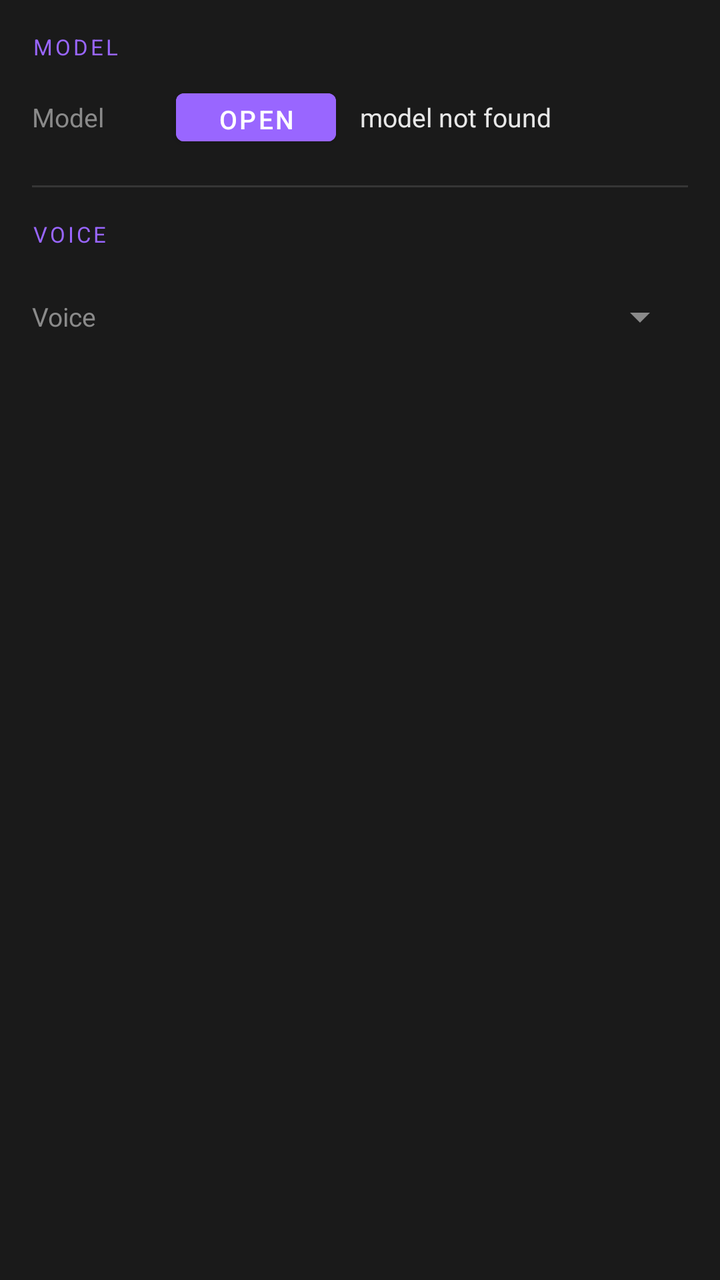
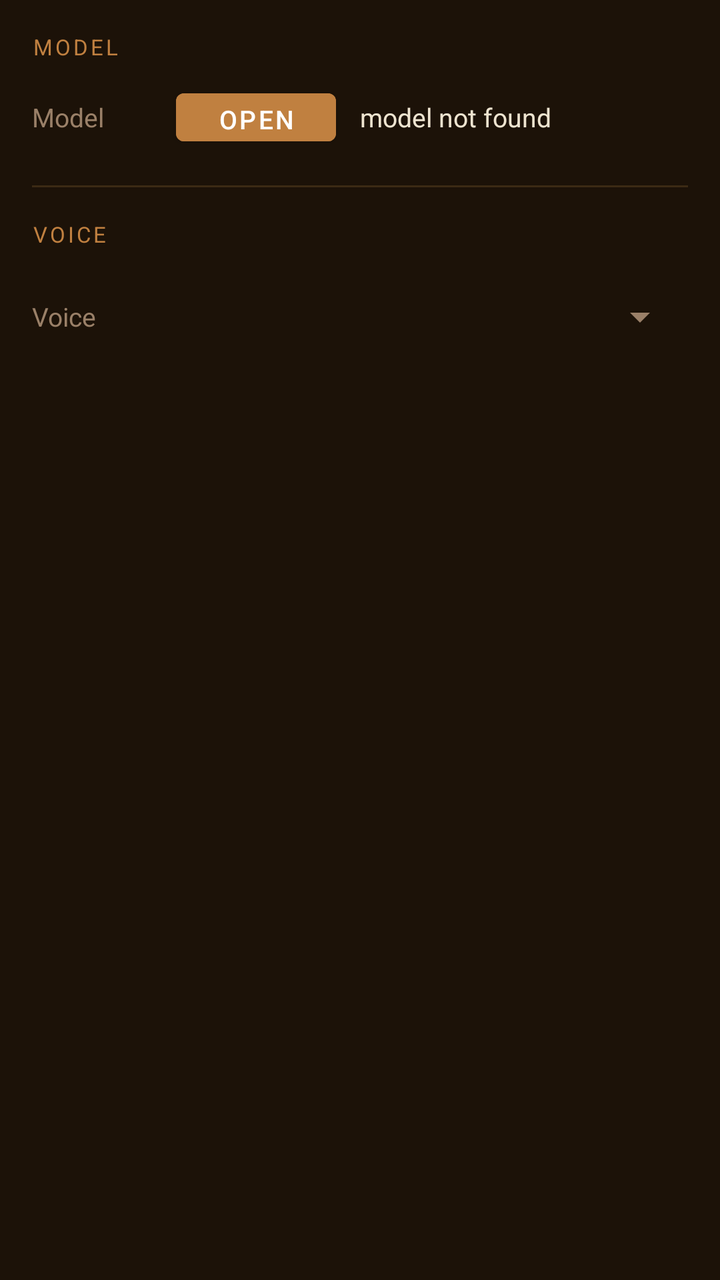

Before-and-after screenshots of an Android layout around one commit, followed by the original layout XML and the change that was made.
<!-- AndroidManifest.xml: application theme Theme.beatriceapp -->
<!-- res/layout/fragment_voice.xml -->
<?xml version="1.0" encoding="utf-8"?>
<ScrollView xmlns:android="http://schemas.android.com/apk/res/android"
    android:layout_width="match_parent"
    android:layout_height="match_parent"
    android:background="@color/vst_bg_primary">

    <LinearLayout
        android:layout_width="match_parent"
        android:layout_height="wrap_content"
        android:orientation="vertical"
        android:padding="16dp">

        
        <TextView
            android:layout_width="match_parent"
            android:layout_height="wrap_content"
            android:text="@string/section_model"
            android:textColor="@color/vst_accent_purple"
            android:textSize="11sp"
            android:textAllCaps="true"
            android:letterSpacing="0.12"
            android:layout_marginBottom="10dp" />

        <LinearLayout
            android:layout_width="match_parent"
            android:layout_height="wrap_content"
            android:orientation="horizontal"
            android:gravity="center_vertical"
            android:layout_marginBottom="4dp">

            <TextView
                android:layout_width="72dp"
                android:layout_height="wrap_content"
                android:text="@string/model_label"
                android:textColor="@color/vst_text_secondary"
                android:textSize="13sp" />

            <Button
                android:id="@+id/button_model_select"
                android:layout_width="80dp"
                android:layout_height="36dp"
                android:text="@string/model_select"
                android:textAllCaps="true"
                android:textSize="13sp"
                android:backgroundTint="@color/vst_accent_purple"
                style="@style/Widget.MaterialComponents.Button" />

            <TextView
                android:id="@+id/ModelName"
                android:layout_width="0dp"
                android:layout_height="wrap_content"
                android:layout_weight="1"
                android:layout_marginStart="12dp"
                android:text="@string/model_name"
                android:textColor="@color/vst_text_primary"
                android:textSize="13sp"
                android:ellipsize="end"
                android:maxLines="1" />

        </LinearLayout>

        <View
            android:layout_width="match_parent"
            android:layout_height="1dp"
            android:background="@color/vst_divider"
            android:layout_marginTop="12dp"
            android:layout_marginBottom="16dp" />

        
        <TextView
            android:layout_width="match_parent"
            android:layout_height="wrap_content"
            android:text="@string/section_voice"
            android:textColor="@color/vst_accent_purple"
            android:textSize="11sp"
            android:textAllCaps="true"
            android:letterSpacing="0.12"
            android:layout_marginBottom="10dp" />

        <LinearLayout
            android:layout_width="match_parent"
            android:layout_height="wrap_content"
            android:orientation="horizontal"
            android:gravity="center_vertical">

            <TextView
                android:layout_width="72dp"
                android:layout_height="wrap_content"
                android:text="@string/voice_select"
                android:textColor="@color/vst_text_secondary"
                android:textSize="13sp" />

            <Spinner
                android:id="@+id/voice_select_spinner"
                android:layout_width="0dp"
                android:layout_height="48dp"
                android:layout_weight="1"
                android:popupBackground="@color/vst_bg_card" />

        </LinearLayout>

    </LinearLayout>
</ScrollView>
<!-- resources referenced by this layout -->
<resources>
  <color name="vst_accent_purple">#9966FF</color>
  <color name="vst_bg_card">#2E2E2E</color>
  <color name="vst_bg_primary">#1A1A1A</color>
  <color name="vst_divider">#363636</color>
  <color name="vst_text_primary">#E8E8E8</color>
  <color name="vst_text_secondary">#8A8A8A</color>
  <string name="model_label">Model</string>
  <string name="model_name">model not found</string>
  <string name="model_select">Open</string>
  <string name="section_model">Model</string>
  <string name="section_voice">Voice</string>
  <string name="voice_select">Voice</string>
  <style name="Theme.beatriceapp" parent="Theme.MaterialComponents.DayNight.NoActionBar">
          <item name="colorPrimary">@color/vst_accent_purple</item>
          <item name="colorPrimaryVariant">@color/vst_accent_purple_dark</item>
          <item name="colorOnPrimary">@color/white</item>
          <item name="colorSecondary">@color/vst_accent_teal</item>
          <item name="colorSecondaryVariant">@color/vst_accent_teal</item>
          <item name="colorOnSecondary">@color/white</item>
          <item name="colorSurface">@color/vst_bg_secondary</item>
          <item name="colorOnSurface">@color/vst_text_primary</item>
          <item name="android:colorBackground">@color/vst_bg_primary</item>
          <item name="android:statusBarColor">@color/vst_bg_primary</item>
          <item name="android:windowLightStatusBar" tools:targetApi="23">false</item>
          <item name="android:textColorPrimary">@color/vst_text_primary</item>
          <item name="android:textColorSecondary">@color/vst_text_secondary</item>
          <item name="colorControlActivated">@color/vst_accent_purple</item>
          <item name="colorPrimaryDark">@color/vst_bg_primary</item>
      </style>
  <color name="vst_accent_purple_dark">#7744CC</color>
  <color name="white">#FFFFFFFF</color>
  <color name="vst_accent_teal">#26C6A0</color>
  <color name="vst_bg_secondary">#242424</color>
</resources>

<!-- the commit's change to res/layout/fragment_voice.xml (unified diff, before → after) -->
@@ -15,7 +15,7 @@
             android:layout_width="match_parent"
             android:layout_height="wrap_content"
             android:text="@string/section_model"
-            android:textColor="@color/vst_accent_purple"
+            android:textColor="@color/vst_accent"
             android:textSize="11sp"
             android:textAllCaps="true"
             android:letterSpacing="0.12"
@@ -42,7 +42,7 @@
                 android:text="@string/model_select"
                 android:textAllCaps="true"
                 android:textSize="13sp"
-                android:backgroundTint="@color/vst_accent_purple"
+                android:backgroundTint="@color/vst_accent"
                 style="@style/Widget.MaterialComponents.Button" />
 
             <TextView
@@ -71,7 +71,7 @@
             android:layout_width="match_parent"
             android:layout_height="wrap_content"
             android:text="@string/section_voice"
-            android:textColor="@color/vst_accent_purple"
+            android:textColor="@color/vst_accent"
             android:textSize="11sp"
             android:textAllCaps="true"
             android:letterSpacing="0.12"
<!-- resource entries referenced after the edit -->
@@ -1,11 +1,11 @@
 <!-- resources referenced by this layout -->
 <resources>
-  <color name="vst_accent_purple">#9966FF</color>
-  <color name="vst_bg_card">#2E2E2E</color>
-  <color name="vst_bg_primary">#1A1A1A</color>
-  <color name="vst_divider">#363636</color>
-  <color name="vst_text_primary">#E8E8E8</color>
-  <color name="vst_text_secondary">#8A8A8A</color>
+  <color name="vst_accent">#C08040</color>
+  <color name="vst_bg_card">#2E2212</color>
+  <color name="vst_bg_primary">#1C1208</color>
+  <color name="vst_divider">#3C2A14</color>
+  <color name="vst_text_primary">#EEE4D0</color>
+  <color name="vst_text_secondary">#9A8068</color>
   <string name="model_label">Model</string>
   <string name="model_name">model not found</string>
   <string name="model_select">Open</string>
@@ -13,8 +13,8 @@
   <string name="section_voice">Voice</string>
   <string name="voice_select">Voice</string>
   <style name="Theme.beatriceapp" parent="Theme.MaterialComponents.DayNight.NoActionBar">
-          <item name="colorPrimary">@color/vst_accent_purple</item>
-          <item name="colorPrimaryVariant">@color/vst_accent_purple_dark</item>
+          <item name="colorPrimary">@color/vst_accent</item>
+          <item name="colorPrimaryVariant">@color/vst_accent_dark</item>
           <item name="colorOnPrimary">@color/white</item>
           <item name="colorSecondary">@color/vst_accent_teal</item>
           <item name="colorSecondaryVariant">@color/vst_accent_teal</item>
@@ -26,12 +26,12 @@
           <item name="android:windowLightStatusBar" tools:targetApi="23">false</item>
           <item name="android:textColorPrimary">@color/vst_text_primary</item>
           <item name="android:textColorSecondary">@color/vst_text_secondary</item>
-          <item name="colorControlActivated">@color/vst_accent_purple</item>
+          <item name="colorControlActivated">@color/vst_accent</item>
           <item name="colorPrimaryDark">@color/vst_bg_primary</item>
       </style>
-  <color name="vst_accent_purple_dark">#7744CC</color>
+  <color name="vst_accent_dark">#9A5E24</color>
   <color name="white">#FFFFFFFF</color>
-  <color name="vst_accent_teal">#26C6A0</color>
-  <color name="vst_bg_secondary">#242424</color>
+  <color name="vst_accent_teal">#D4A464</color>
+  <color name="vst_bg_secondary">#251A0A</color>
 </resources>
 
